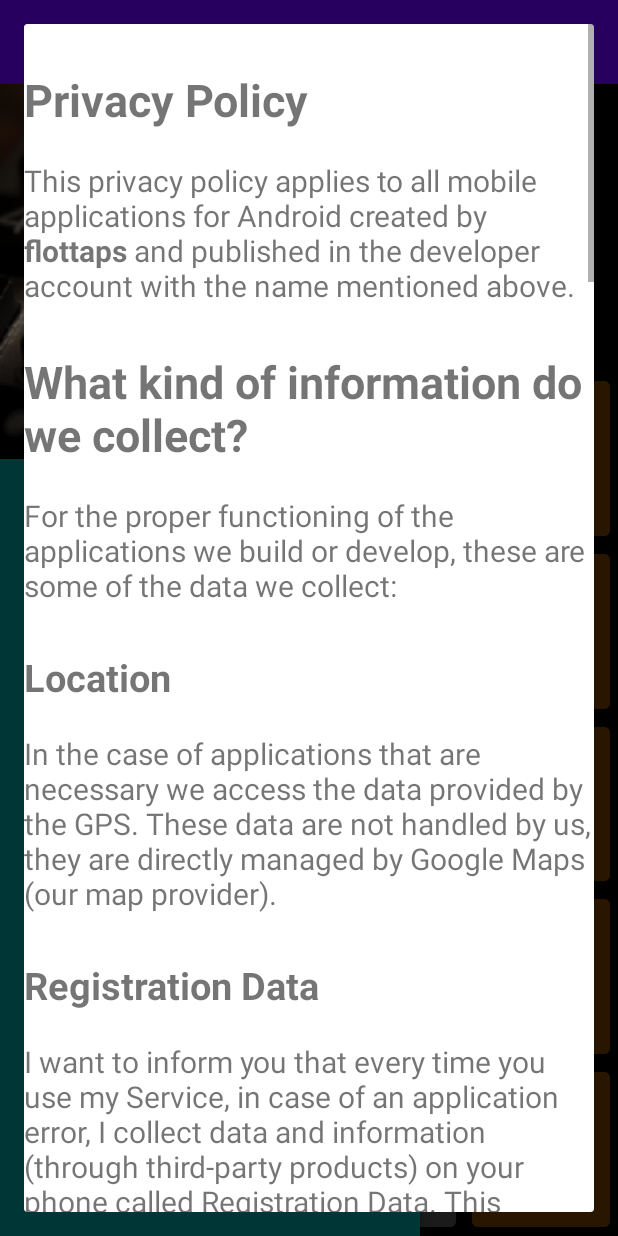
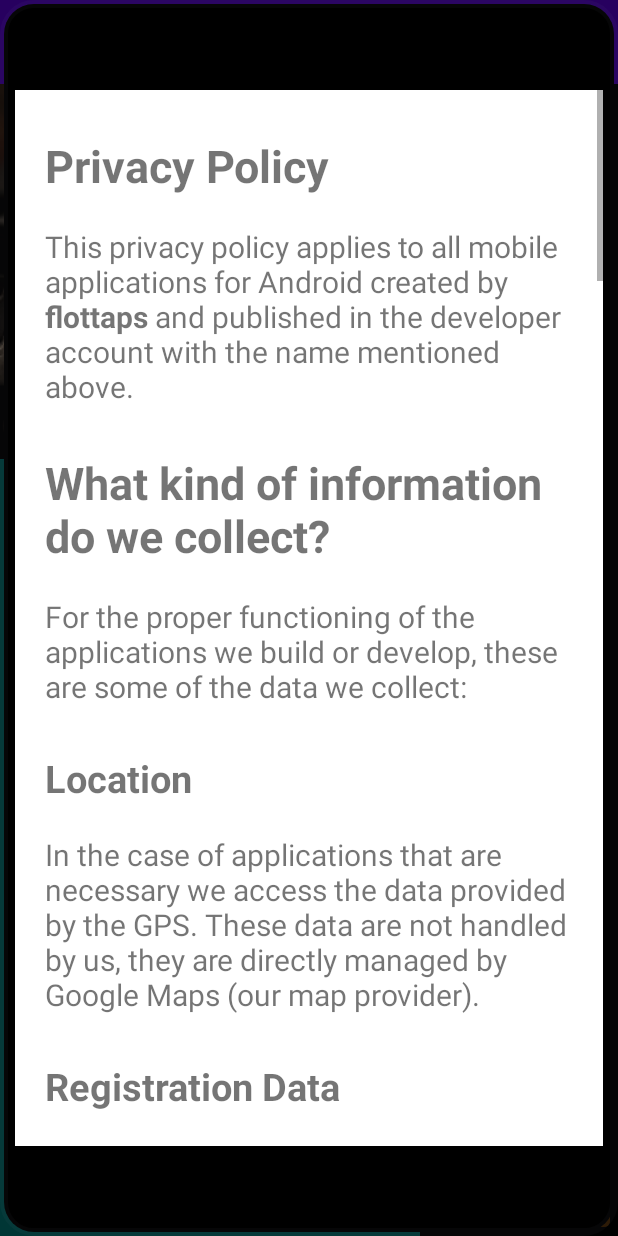
Before and after one commit to FedericoBruni/Calculadora, an Android app: the screen it shows after launch (MainActivity), in the side drawer, after a tap on "About Us", on a phone screen of 412 x 824 dp. Run offline under Robolectric (Android 15) with nearby library versions, the phone set to English and light mode, and no system bars; our stand-ins replace AdMob, CircleImageView; pictures from the network do not load; 1 statement that could not run was skipped.

Commit message:
Arreglado backPressed en el drawer. Agregados bordes en privacy policy

```diff
--- a/app/src/main/java/com/example/calculadora/MainActivity.kt
+++ b/app/src/main/java/com/example/calculadora/MainActivity.kt
@@ -5,6 +5,7 @@ import android.content.ActivityNotFoundException
 import android.content.Intent
 import android.net.Uri
 import android.os.Bundle
+import android.view.Gravity
 import android.view.MenuItem
 import android.widget.Button
 import android.widget.TextView
@@ -21,6 +22,7 @@ import com.google.android.material.navigation.NavigationView
 import java.math.BigDecimal
 import java.math.RoundingMode
 
+
 class MainActivity : AppCompatActivity() {
 
     private val operations = listOf("x", "÷", "+", "-")
@@ -31,7 +33,7 @@ class MainActivity : AppCompatActivity() {
     private lateinit var toggle : ActionBarDrawerToggle
     private lateinit var equation : TextView
     private lateinit var result : TextView
-
+    private lateinit var drawerLayout : DrawerLayout
     override fun onCreate(savedInstanceState: Bundle?) {
         super.onCreate(savedInstanceState)
         setContentView(R.layout.activity_main)
@@ -39,7 +41,7 @@ class MainActivity : AppCompatActivity() {
         setListeners()
         startAds()
 
-        val drawerLayout = findViewById<DrawerLayout>(R.id.drawer_layout)
+        drawerLayout = findViewById<DrawerLayout>(R.id.drawer_layout)
         val navView = findViewById<NavigationView>(R.id.nav_view)
 
         toggle = ActionBarDrawerToggle(this, drawerLayout, R.string.open, R.string.close)
@@ -54,6 +56,14 @@ class MainActivity : AppCompatActivity() {
                 R.id.nav_about_us -> aboutUsButtonListener()
             }
             true
+        }
+    }
+
+    override fun onBackPressed() {
+        if (drawerLayout.isDrawerOpen(Gravity.LEFT)) {
+            drawerLayout.closeDrawer(Gravity.LEFT)
+        } else {
+            super.onBackPressed()
         }
     }
 
--- a/app/src/main/java/com/example/calculadora/PrivacyPolicyDialogFragment.kt
+++ b/app/src/main/java/com/example/calculadora/PrivacyPolicyDialogFragment.kt
@@ -1,13 +1,19 @@
 package com.example.calculadora
 
 import android.app.Dialog
+import android.graphics.Color
+import android.graphics.drawable.ColorDrawable
 import android.os.Bundle
 import android.view.LayoutInflater
 import android.view.View
 import android.view.ViewGroup
+import android.widget.TextView
 import androidx.fragment.app.DialogFragment
+import androidx.fragment.app.Fragment
+import com.google.android.material.navigation.NavigationView
 
 class PrivacyPolicyDialogFragment: DialogFragment() {
+
     override fun onCreateView(
         inflater: LayoutInflater,
         container: ViewGroup?,
@@ -21,9 +27,10 @@ class PrivacyPolicyDialogFragment: DialogFragment() {
         super.onStart()
         val dialog: Dialog? = dialog
         if (dialog != null) {
-            val width = ViewGroup.LayoutParams.MATCH_PARENT
-            val height = ViewGroup.LayoutParams.MATCH_PARENT
-            dialog.getWindow()?.setLayout(width, height)
+            //val width = ViewGroup.LayoutParams.MATCH_PARENT
+            //val height = ViewGroup.LayoutParams.MATCH_PARENT
+            dialog.window?.setBackgroundDrawable(ColorDrawable(Color.TRANSPARENT))
+            //dialog.getWindow()?.setLayout(width, height)
         }
     }
 }
--- /dev/null
+++ b/app/src/main/res/drawable/round_corner_top.xml
@@ -0,0 +1,25 @@
+<?xml version="1.0" encoding="utf-8"?>
+<shape
+    xmlns:android="http://schemas.android.com/apk/res/android"
+    android:shape="rectangle"
+    >
+
+    <solid
+        android:color="@color/black" >
+    </solid>
+    <stroke
+        android:width="5dp"
+        android:color="#07C4CDE0" >
+    </stroke>
+    <padding
+        android:left="10dp"
+        android:top="10dp"
+        android:right="10dp"
+        android:bottom="10dp"    >
+    </padding>
+
+    <corners
+        android:radius="20dp">
+    </corners>
+
+</shape>
--- a/app/src/main/res/layout/privacy_policty_dialog_fragment.xml
+++ b/app/src/main/res/layout/privacy_policty_dialog_fragment.xml
@@ -1,11 +1,36 @@
 <?xml version="1.0" encoding="utf-8"?>
+<LinearLayout
+    xmlns:android="http://schemas.android.com/apk/res/android"
+    android:layout_width="match_parent"
+    android:layout_height="match_parent"
+    android:orientation="vertical"
+    android:background="@drawable/round_corner_top">
+    <LinearLayout
+        android:layout_width="match_parent"
+        android:layout_height="50dp"
+        android:orientation="horizontal"
+        android:elevation="6dp">
+        <TextView
+            android:layout_width="0dp"
+            android:layout_height="wrap_content"
+            android:textSize="17sp"
+            android:textStyle="bold"
+            android:layout_marginTop="10dp"
+            android:layout_marginLeft="5dp"
+            android:layout_weight="1">
+
+        </TextView>
+    </LinearLayout>
     <ScrollView
         android:layout_width="match_parent"
         android:layout_height="match_parent"
-    xmlns:android="http://schemas.android.com/apk/res/android">
+        android:background="@color/white"
+        android:layout_marginBottom="50dp">
         <LinearLayout
             android:layout_width="wrap_content"
             android:layout_height="wrap_content"
+            android:layout_marginLeft="20dp"
+            android:layout_marginRight="20dp"
             android:orientation="vertical">
             <TextView
                 android:id="@+id/title_privacy_policy"
@@ -182,6 +207,7 @@
                 android:textStyle="bold">
             </TextView>
             <TextView
+                android:id="@+id/textLink"
                 android:layout_width="match_parent"
                 android:layout_height="wrap_content"
                 android:text="@string/p12"
@@ -191,3 +217,23 @@
             </TextView>
         </LinearLayout>
     </ScrollView>
+
+    <LinearLayout
+        android:layout_width="match_parent"
+        android:layout_height="wrap_content"
+        android:elevation="6dp"
+        android:orientation="horizontal">
+
+        <TextView
+            android:layout_width="0dp"
+            android:layout_height="wrap_content"
+            android:layout_marginLeft="5dp"
+            android:layout_marginTop="10dp"
+            android:layout_weight="1"
+            android:textSize="17sp"
+            android:textStyle="bold">
+
+        </TextView>
+    </LinearLayout>
+
+</LinearLayout>
--- a/app/src/main/res/values/strings.xml
+++ b/app/src/main/res/values/strings.xml
@@ -43,7 +43,7 @@ The data is manipulated at the code level, then processed in large quantities, b
 </string>
     <string name="p12">
         In the data collected by third parties are:\n\n
-        \t\t\u2022 <a href="https://play.google.com/store/apps/details?id=com.android.chrome">Google Play</a>\n
+        \t\t\u2022 <a href="https://google.com.ar">Google Play</a>\n
             \t\t\u2022 Google Analytics\n
             \t\t\u2022 Google Admob\n
             \t\t\u2022 Firebase\n
```
Lines whose indentation alone changed are shown as unchanged.
